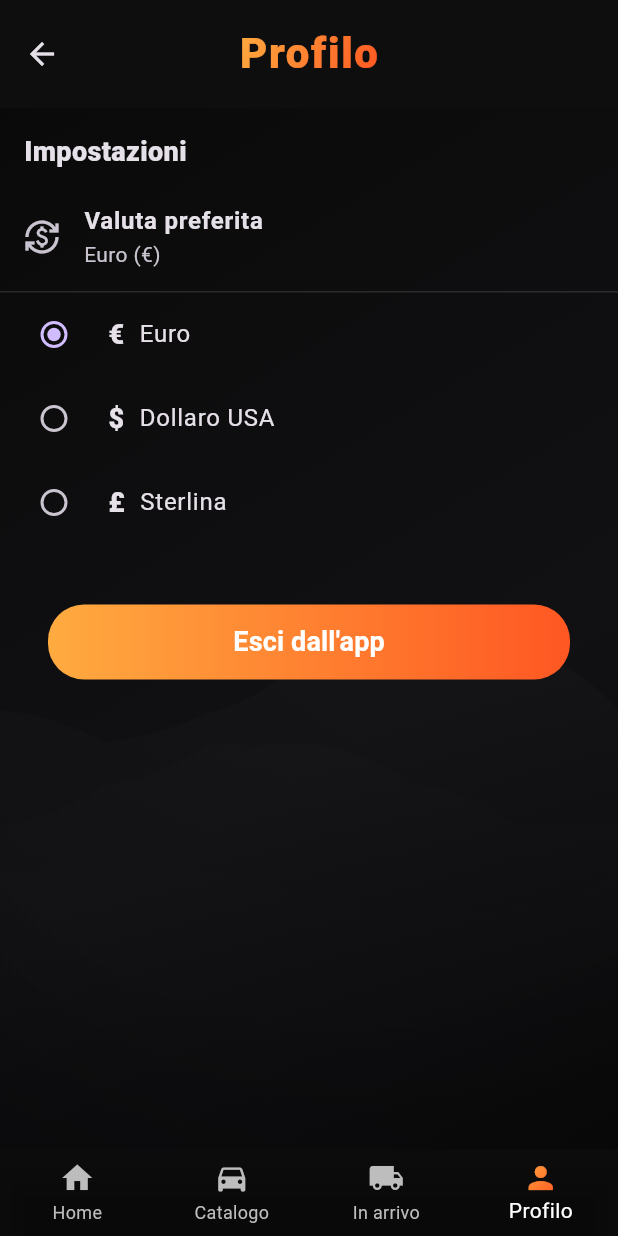
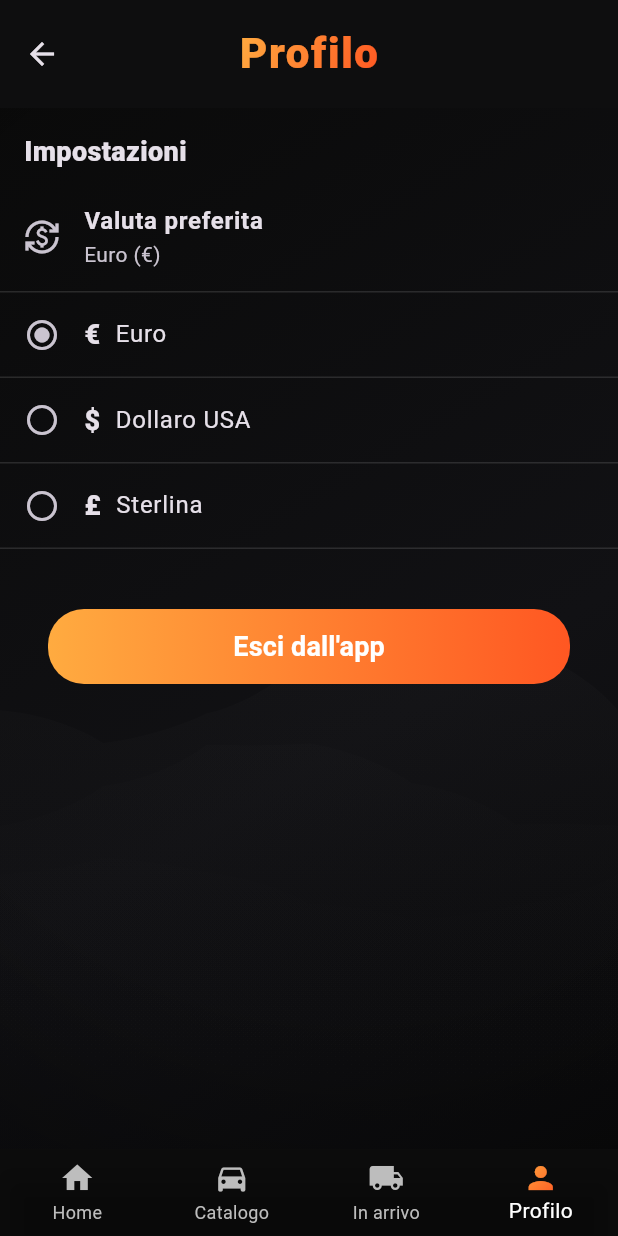
Before and after one commit to m98arcio/Cloper_Car, a Flutter app: the screen it shows after launch, item 4 of the bottom bar chosen, on a phone screen of 412 x 824 dp. Run offline on Flutter 3.47's test engine with Material 3 defaults, Android fonts, the phone set to English and light mode, and no system bars; our stand-ins replace geolocator, google_fonts, google_maps_flutter, sensors_plus, shared_preferences, video_player; missing offline and left inert: webfeed; network calls fail.

Commit message:
Modifica profile_page.dart per rimuovere le deprecazioni

```diff
--- a/lib/screens/profile_page.dart
+++ b/lib/screens/profile_page.dart
@@ -75,13 +75,13 @@ class _ProfilePageState extends State<ProfilePage> {
                 ),
                 const Divider(height: 1, color: Colors.white12),
 
-                for (final c in CurrencyService.currencies)
-                  RadioListTile<String>(
-                    value: c['code']!,
-                    // ignore: deprecated_member_use
-                    groupValue: _currency,
-                    // ignore: deprecated_member_use
-                    onChanged: (v) => _set(v!),
+                for (final c in CurrencyService.currencies) ...[
+                  ListTile(
+                    leading: Icon(
+                      _currency == c['code']!
+                          ? Icons.radio_button_checked
+                          : Icons.radio_button_unchecked,
+                    ),
                     title: Row(
                       children: [
                         Text(
@@ -95,11 +95,14 @@ class _ProfilePageState extends State<ProfilePage> {
                         Text(_nameFromLabel(c['label']!)),
                       ],
                     ),
+                    onTap: () => _set(c['code']!),
                   ),
-
+                  const Divider(height: 1, color: Colors.white12),
+                ],
                 // ------------------- PULSANTE ESCI -------------------
                 Padding(
-                  padding: const EdgeInsets.symmetric(vertical: 24, horizontal: 32),
+                  padding:
+                      const EdgeInsets.symmetric(vertical: 24, horizontal: 32),
                   child: ElevatedButton(
                     style: ElevatedButton.styleFrom(
                       padding: const EdgeInsets.symmetric(vertical: 16),
```
